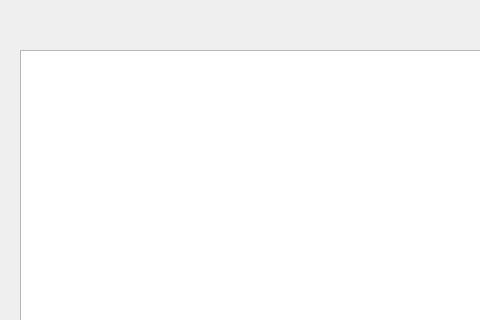
This is main.ui in mrprizmo/coffee as Qt 5 draws it before an edit; both pictures show x 0 to 480 and y 0 to 320 of the 800 by 600 pixel window. The edited form follows.
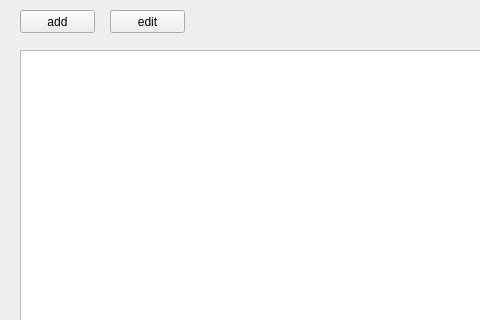
This is the edited form.

```diff
--- a/main.ui
+++ b/main.ui
@@ -24,6 +24,32 @@
      </rect>
     </property>
    </widget>
+   <widget class="QPushButton" name="btn_add">
+    <property name="geometry">
+     <rect>
+      <x>20</x>
+      <y>10</y>
+      <width>75</width>
+      <height>23</height>
+     </rect>
+    </property>
+    <property name="text">
+     <string>add</string>
+    </property>
+   </widget>
+   <widget class="QPushButton" name="btn_edit">
+    <property name="geometry">
+     <rect>
+      <x>110</x>
+      <y>10</y>
+      <width>75</width>
+      <height>23</height>
+     </rect>
+    </property>
+    <property name="text">
+     <string>edit</string>
+    </property>
+   </widget>
   </widget>
   <widget class="QMenuBar" name="menubar">
    <property name="geometry">
```
